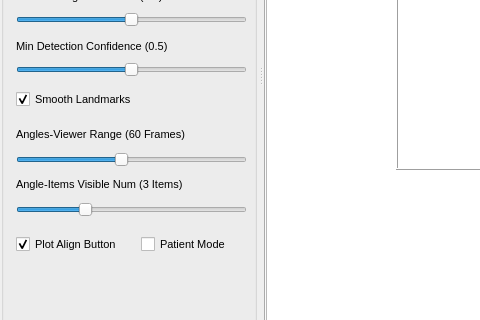
spianmo/GaitStudio, file MainWindow.ui: the form before one commit; both pictures show x 0 to 480 and y 207 to 527 of the 1328 by 803 pixel window.
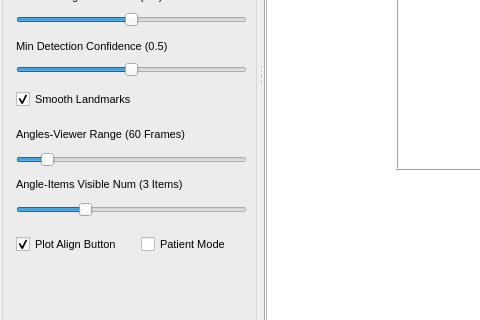
The form after the commit. Custom widgets are drawn as their Qt base class.

Patch:
```diff
--- a/MainWindow.ui
+++ b/MainWindow.ui
@@ -631,16 +631,16 @@
          <number>10</number>
         </property>
         <property name="maximum">
-         <number>120</number>
+         <number>100</number>
         </property>
         <property name="pageStep">
          <number>1</number>
         </property>
         <property name="value">
-         <number>60</number>
+         <number>20</number>
         </property>
         <property name="sliderPosition">
-         <number>60</number>
+         <number>20</number>
         </property>
         <property name="orientation">
          <enum>Qt::Horizontal</enum>
```
